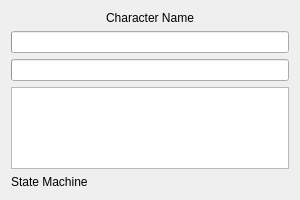
Qt form rl_ui/characterDetailDialog.ui (SandSnip3r/Hyperbot) before a commit.
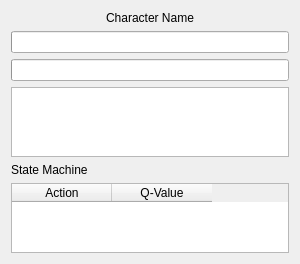
The same form after that commit.

Commit message: Show q-values in character detail dialog

The edit to the form file:
```diff
--- a/rl_ui/characterDetailDialog.ui
+++ b/rl_ui/characterDetailDialog.ui
@@ -55,6 +55,26 @@
      </property>
     </widget>
    </item>
+   <item>
+    <widget class="QTableWidget" name="qValueTable">
+     <property name="rowCount">
+      <number>0</number>
+     </property>
+     <property name="columnCount">
+      <number>2</number>
+     </property>
+     <column>
+      <property name="text">
+       <string>Action</string>
+      </property>
+     </column>
+     <column>
+      <property name="text">
+       <string>Q-Value</string>
+      </property>
+     </column>
+    </widget>
+   </item>
   </layout>
  </widget>
  <resources/>
```
Lines whose indentation alone changed are shown as unchanged. The commit also changes 16 other files.
